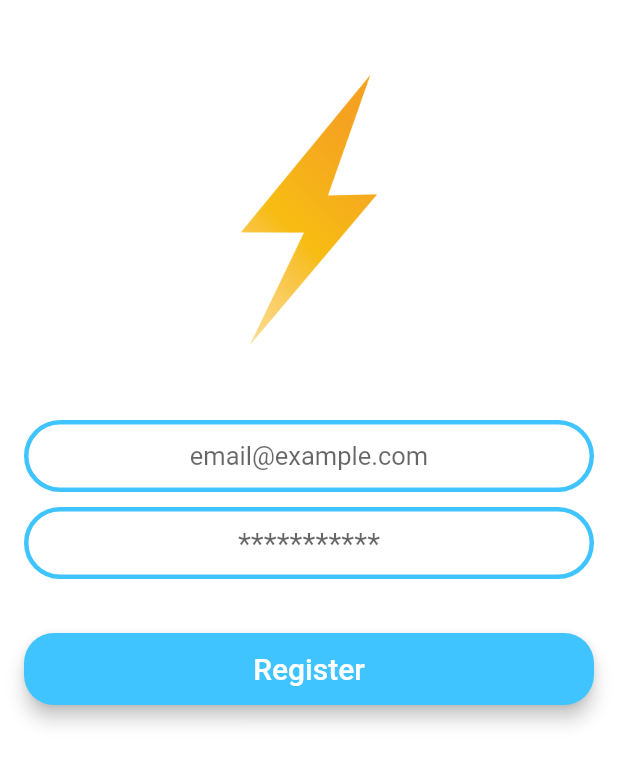
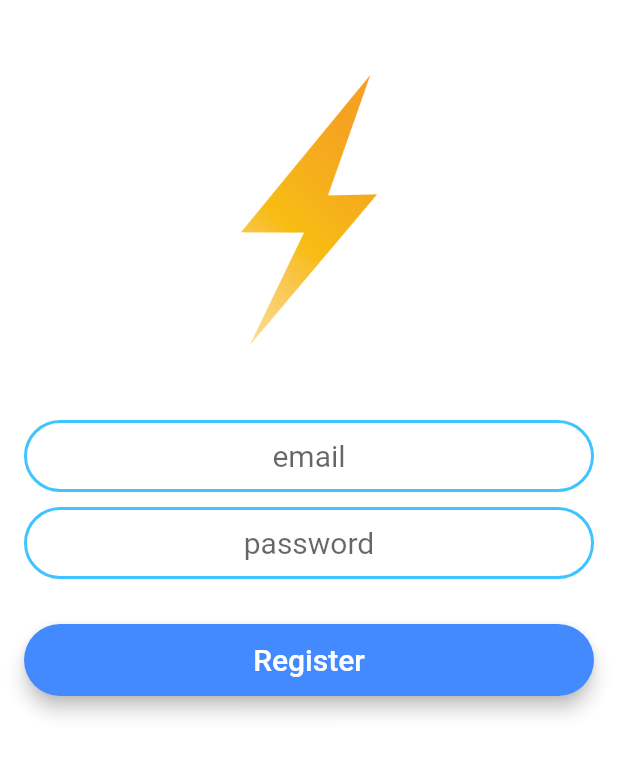
Before and after one commit to iamsourav37/flutter-flash-chat, a Flutter app: the screen it shows after launch, after a tap on "Register", on a phone screen of 412 x 824 dp. Shown: the top 764 px of the screen. Run offline on Flutter 3.47's test engine with Material 2 defaults, Android fonts, the phone set to English and light mode, and no system bars; our stand-ins replace animated_text_kit, firebase_core; accounts and stored records are empty.

Commit message:
refactor the code

```diff
--- /dev/null
+++ b/lib/components/roundedButton.dart
@@ -0,0 +1,33 @@
+import 'package:flutter/material.dart';
+
+class RoundedButton extends StatelessWidget {
+  final String btnText;
+  final Color btnColor;
+  final Function onPressed;
+
+  RoundedButton({this.btnColor, this.btnText, @required this.onPressed});
+
+  @override
+  Widget build(BuildContext context) {
+    return Padding(
+      padding: const EdgeInsets.symmetric(vertical: 10),
+      child: Material(
+        elevation: 5.0,
+        color: btnColor,
+        borderRadius: BorderRadius.circular(30.0),
+        child: MaterialButton(
+          minWidth: 200.0,
+          height: 42.0,
+          onPressed: this.onPressed,
+          child: Text(
+            btnText,
+            style: TextStyle(
+              fontSize: 20.0,
+              color: Colors.white,
+            ),
+          ),
+        ),
+      ),
+    );
+  }
+}
--- /dev/null
+++ b/lib/constant.dart
@@ -0,0 +1,16 @@
+import 'package:flutter/material.dart';
+
+final kInputDecoration = InputDecoration(
+  contentPadding: EdgeInsets.symmetric(vertical: 10.0, horizontal: 20.0),
+  border: OutlineInputBorder(
+    borderRadius: BorderRadius.circular(30.0),
+  ),
+  enabledBorder: OutlineInputBorder(
+    borderSide: BorderSide(color: Colors.lightBlueAccent, width: 2.0),
+    borderRadius: BorderRadius.all(Radius.circular(30.0)),
+  ),
+  focusedBorder: OutlineInputBorder(
+    borderSide: BorderSide(color: Colors.lightBlueAccent, width: 3.0),
+    borderRadius: BorderRadius.all(Radius.circular(30.0)),
+  ),
+);
--- a/lib/main.dart
+++ b/lib/main.dart
@@ -16,9 +16,6 @@ class MyApp extends StatelessWidget {
   Widget build(BuildContext context) {
     return MaterialApp(
       debugShowCheckedModeBanner: false,
-      // theme: ThemeData(
-      //   primarySwatch: Colors.red,
-      // ),
       initialRoute: WelcomeScreen.ID,
       routes: {
         WelcomeScreen.ID: (context) => WelcomeScreen(),
--- a/lib/screens/RegistrationScreen.dart
+++ b/lib/screens/RegistrationScreen.dart
@@ -1,4 +1,6 @@
 import 'package:flutter/material.dart';
+import 'package:flutter_flash_chat/components/roundedButton.dart';
+import 'package:flutter_flash_chat/constant.dart';
 
 class RegistrationScreen extends StatefulWidget {
   static const ID = "RegistrationScreen";
@@ -35,26 +37,9 @@ class _RegistrationScreenState extends State<RegistrationScreen> {
               TextField(
                 textAlign: TextAlign.center,
                 style: TextStyle(
-                  fontSize: 17.0,
+                  fontSize: 20.0,
                 ),
-                decoration: InputDecoration(
-                  hintText: 'email@example.com',
-                  contentPadding:
-                      EdgeInsets.symmetric(vertical: 10.0, horizontal: 20.0),
-                  border: OutlineInputBorder(
-                    borderRadius: BorderRadius.circular(30.0),
-                  ),
-                  enabledBorder: OutlineInputBorder(
-                    borderSide:
-                        BorderSide(color: Colors.lightBlueAccent, width: 3.0),
-                    borderRadius: BorderRadius.all(Radius.circular(30.0)),
-                  ),
-                  focusedBorder: OutlineInputBorder(
-                    borderSide:
-                        BorderSide(color: Colors.lightBlueAccent, width: 3.0),
-                    borderRadius: BorderRadius.all(Radius.circular(30.0)),
-                  ),
-                ),
+                decoration: kInputDecoration.copyWith(hintText: "email"),
               ),
               SizedBox(
                 height: 10.0,
@@ -65,47 +50,15 @@ class _RegistrationScreenState extends State<RegistrationScreen> {
                 style: TextStyle(
                   fontSize: 20.0,
                 ),
-                decoration: InputDecoration(
-                  hintText: '***********',
-                  contentPadding:
-                      EdgeInsets.symmetric(vertical: 10.0, horizontal: 20.0),
-                  border: OutlineInputBorder(
-                    borderRadius: BorderRadius.circular(30.0),
-                  ),
-                  enabledBorder: OutlineInputBorder(
-                    borderSide:
-                        BorderSide(color: Colors.lightBlueAccent, width: 3.0),
-                    borderRadius: BorderRadius.all(Radius.circular(30.0)),
-                  ),
-                  focusedBorder: OutlineInputBorder(
-                    borderSide:
-                        BorderSide(color: Colors.lightBlueAccent, width: 3.0),
-                    borderRadius: BorderRadius.all(Radius.circular(30.0)),
-                  ),
-                ),
+                decoration: kInputDecoration.copyWith(hintText: "password"),
               ),
               SizedBox(
                 height: 20.0,
               ),
-              Padding(
-                padding: EdgeInsets.symmetric(vertical: 16),
-                child: Material(
-                  color: Colors.lightBlueAccent,
-                  borderRadius: BorderRadius.circular(20.0),
-                  elevation: 5.0,
-                  child: MaterialButton(
-                    minWidth: 200.0,
-                    height: 42.0,
-                    onPressed: () {},
-                    child: Text(
-                      "Register",
-                      style: TextStyle(
-                        fontSize: 20.0,
-                        color: Colors.white,
-                      ),
-                    ),
-                  ),
-                ),
+              RoundedButton(
+                onPressed: () {},
+                btnColor: Colors.blueAccent,
+                btnText: "Register",
               ),
             ],
           ),
--- a/lib/screens/WelcomeScreen.dart
+++ b/lib/screens/WelcomeScreen.dart
@@ -1,6 +1,6 @@
 import 'package:animated_text_kit/animated_text_kit.dart';
-import 'package:flutter/animation.dart';
 import 'package:flutter/material.dart';
+import 'package:flutter_flash_chat/components/roundedButton.dart';
 import 'package:flutter_flash_chat/screens/RegistrationScreen.dart';
 
 import 'LoginScreen.dart';
@@ -11,11 +11,7 @@ class WelcomeScreen extends StatefulWidget {
   _WelcomeScreenState createState() => _WelcomeScreenState();
 }
 
-class _WelcomeScreenState extends State<WelcomeScreen>
-    with SingleTickerProviderStateMixin {
-  AnimationController _controller;
-  Animation _animation;
-
+class _WelcomeScreenState extends State<WelcomeScreen> {
   @override
   void initState() {
     // TODO: implement initState
@@ -43,6 +39,8 @@ class _WelcomeScreenState extends State<WelcomeScreen>
                 ),
                 Container(
                   child: TypewriterAnimatedTextKit(
+                    speed: Duration(milliseconds: 500),
+                    repeatForever: true,
                     text: ["Flash Chat"],
                     textStyle: TextStyle(
                       fontSize: 45.0,
@@ -56,49 +54,19 @@ class _WelcomeScreenState extends State<WelcomeScreen>
             SizedBox(
               height: 50.0,
             ),
-            Padding(
-              padding: const EdgeInsets.symmetric(vertical: 10),
-              child: Material(
-                elevation: 5.0,
-                color: Colors.lightBlueAccent,
-                borderRadius: BorderRadius.circular(30.0),
-                child: MaterialButton(
-                  minWidth: 200.0,
-                  height: 42.0,
+            RoundedButton(
+              btnText: "Login",
+              btnColor: Colors.lightBlueAccent,
               onPressed: () {
                 Navigator.pushNamed(context, LoginScreen.ID);
               },
-                  child: Text(
-                    "Login",
-                    style: TextStyle(
-                      fontSize: 20.0,
-                      color: Colors.white,
             ),
-                  ),
-                ),
-              ),
-            ),
-            Padding(
-              padding: const EdgeInsets.symmetric(vertical: 10),
-              child: Material(
-                elevation: 5.0,
-                color: Colors.blueAccent,
-                borderRadius: BorderRadius.circular(30.0),
-                child: MaterialButton(
-                  minWidth: 200.0,
-                  height: 42.0,
+            RoundedButton(
               onPressed: () {
                 Navigator.pushNamed(context, RegistrationScreen.ID);
               },
-                  child: Text(
-                    "Register",
-                    style: TextStyle(
-                      fontSize: 20.0,
-                      color: Colors.white,
-                    ),
-                  ),
-                ),
-              ),
+              btnColor: Colors.blueAccent,
+              btnText: "Register",
             ),
           ],
         ),
```
Also changed, not shown: lib/screens/LoginScreen.dart (+16 -56 lines). Lines whose indentation alone changed are shown as unchanged.
